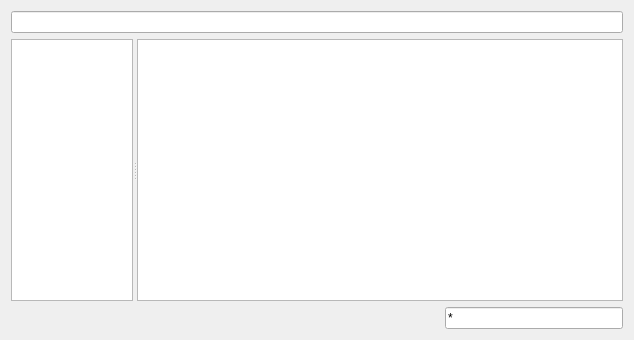
Old version of the form src/widgets/uis/filebrowser.ui in the repository jan-lugfl/RadioMixer.
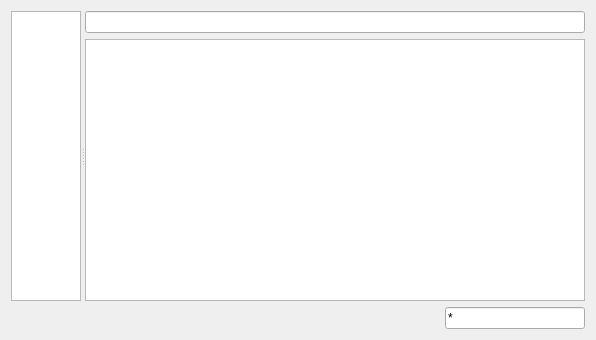
New version of the form.

```diff
--- a/src/widgets/uis/filebrowser.ui
+++ b/src/widgets/uis/filebrowser.ui
@@ -6,7 +6,7 @@
    <rect>
     <x>0</x>
     <y>0</y>
-    <width>634</width>
+    <width>575</width>
     <height>340</height>
    </rect>
   </property>
@@ -14,36 +14,7 @@
    <string>Form</string>
   </property>
   <layout class="QGridLayout" name="gridLayout">
-   <item row="0" column="0" colspan="2">
-    <widget class="QLineEdit" name="lineEdit"/>
-   </item>
-   <item row="1" column="0" colspan="2">
-    <widget class="QSplitter" name="splitter">
-     <property name="orientation">
-      <enum>Qt::Horizontal</enum>
-     </property>
-     <property name="childrenCollapsible">
-      <bool>false</bool>
-     </property>
-     <widget class="QTreeView" name="treeView">
-      <property name="sizePolicy">
-       <sizepolicy hsizetype="Expanding" vsizetype="Expanding">
-        <horstretch>1</horstretch>
-        <verstretch>0</verstretch>
-       </sizepolicy>
-      </property>
-     </widget>
-     <widget class="QListView" name="listView">
-      <property name="sizePolicy">
-       <sizepolicy hsizetype="Expanding" vsizetype="Expanding">
-        <horstretch>4</horstretch>
-        <verstretch>0</verstretch>
-       </sizepolicy>
-      </property>
-     </widget>
-    </widget>
-   </item>
-   <item row="2" column="0">
+   <item row="1" column="0">
     <spacer name="horizontalSpacer">
      <property name="orientation">
       <enum>Qt::Horizontal</enum>
@@ -56,13 +27,103 @@
      </property>
     </spacer>
    </item>
-   <item row="2" column="1">
-    <widget class="QLineEdit" name="lineEdit_2">
+   <item row="1" column="1">
+    <widget class="QLineEdit" name="filter">
      <property name="text">
       <string>*</string>
      </property>
     </widget>
    </item>
+   <item row="0" column="0" colspan="2">
+    <widget class="QSplitter" name="splitter">
+     <property name="orientation">
+      <enum>Qt::Horizontal</enum>
+     </property>
+     <widget class="QTreeView" name="path_view">
+      <property name="sizePolicy">
+       <sizepolicy hsizetype="Expanding" vsizetype="Expanding">
+        <horstretch>0</horstretch>
+        <verstretch>0</verstretch>
+       </sizepolicy>
+      </property>
+      <property name="rootIsDecorated">
+       <bool>true</bool>
+      </property>
+      <property name="animated">
+       <bool>true</bool>
+      </property>
+      <attribute name="headerVisible">
+       <bool>false</bool>
+      </attribute>
+      <attribute name="headerStretchLastSection">
+       <bool>false</bool>
+      </attribute>
+      <attribute name="headerVisible">
+       <bool>false</bool>
+      </attribute>
+      <attribute name="headerStretchLastSection">
+       <bool>false</bool>
+      </attribute>
+     </widget>
+     <widget class="QWidget" name="">
+      <layout class="QVBoxLayout" name="verticalLayout">
+       <item>
+        <widget class="QLineEdit" name="current_path">
+         <property name="sizePolicy">
+          <sizepolicy hsizetype="Expanding" vsizetype="Fixed">
+           <horstretch>0</horstretch>
+           <verstretch>0</verstretch>
+          </sizepolicy>
+         </property>
+        </widget>
+       </item>
+       <item>
+        <widget class="QTreeView" name="file_view">
+         <property name="sizePolicy">
+          <sizepolicy hsizetype="Expanding" vsizetype="Expanding">
+           <horstretch>0</horstretch>
+           <verstretch>0</verstretch>
+          </sizepolicy>
+         </property>
+         <property name="minimumSize">
+          <size>
+           <width>500</width>
+           <height>0</height>
+          </size>
+         </property>
+         <property name="rootIsDecorated">
+          <bool>false</bool>
+         </property>
+         <property name="itemsExpandable">
+          <bool>false</bool>
+         </property>
+         <property name="sortingEnabled">
+          <bool>true</bool>
+         </property>
+         <property name="animated">
+          <bool>true</bool>
+         </property>
+         <property name="expandsOnDoubleClick">
+          <bool>false</bool>
+         </property>
+         <attribute name="headerCascadingSectionResizes">
+          <bool>true</bool>
+         </attribute>
+         <attribute name="headerShowSortIndicator" stdset="0">
+          <bool>true</bool>
+         </attribute>
+         <attribute name="headerCascadingSectionResizes">
+          <bool>true</bool>
+         </attribute>
+         <attribute name="headerShowSortIndicator" stdset="0">
+          <bool>true</bool>
+         </attribute>
+        </widget>
+       </item>
+      </layout>
+     </widget>
+    </widget>
+   </item>
   </layout>
  </widget>
  <resources/>
```
